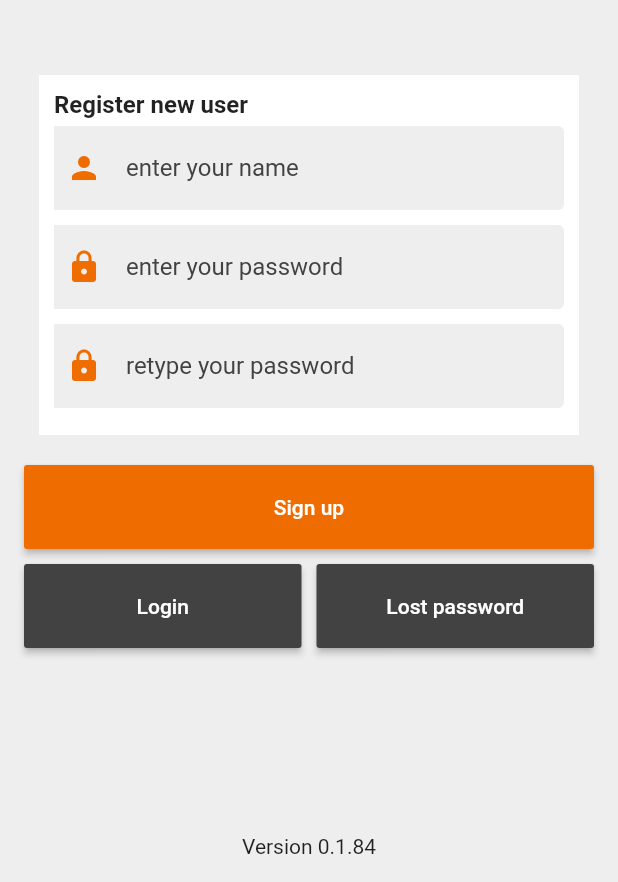
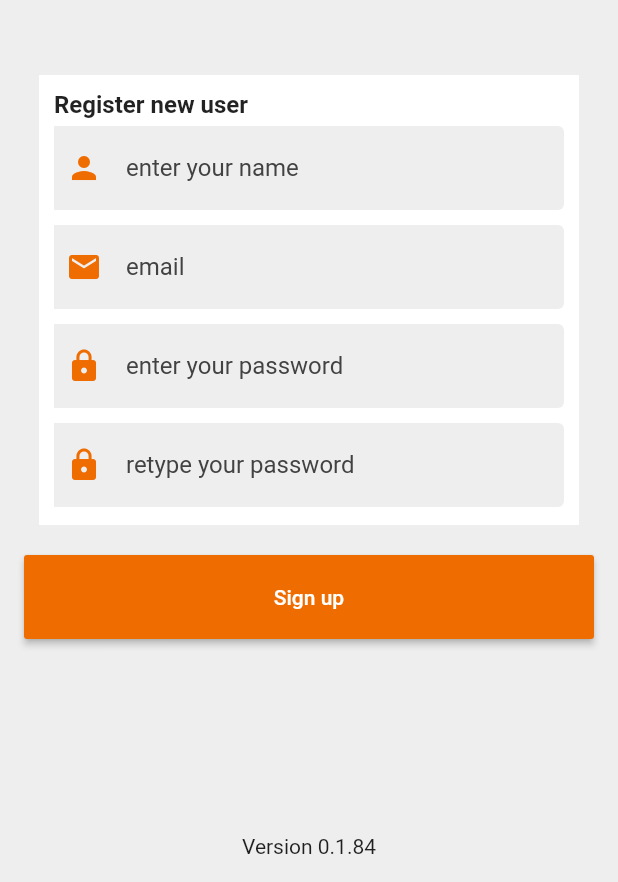
Before and after one commit to kadamowi/lunch_team, a Flutter app: the UserScreen screen opened directly, on a phone screen of 412 x 824 dp, the part 354-1236 px from its top. Run offline on Flutter 3.47's test engine with Material 2 defaults, Android fonts, the phone set to English and light mode, and no system bars; our stand-ins replace badges, cached_network_image, datetime_picker_formfield, device_info, firebase_messaging, image_picker and 2 more; accounts and stored records are empty; network calls fail.

Commit message:
Dodanie email do rejestracji

```diff
--- a/lib/data/LoginApi.dart
+++ b/lib/data/LoginApi.dart
@@ -104,26 +104,29 @@ Future<String> registerUser(LoginUser loginUser) async {
       request: 'user.register',
       arguments: RegisterUser(
         username: loginUser.username,
-        password: loginUser.password
+        password: loginUser.password,
+        email: loginUser.email,
       )
   ));
   // make POST request
-  print('createAccountReq:'+reqJson);
+  //print('createAccountReq:'+reqJson);
   Response response = await post(urlApi, headers: headers, body: reqJson);
 
   if (response.statusCode == 200) {
     var result = jsonDecode(response.body);
     var responseTag = result['response'];
     if (responseTag != null) {
-      print('createAccountResp:'+responseTag.toString());
+      //print('createAccountResp:'+responseTag.toString());
       bool registerUser = responseTag['registerUser'];
       if (!registerUser) {
         return 'Register impossible:' + responseTag.toString();
       }
     } else
       return 'No response: ' + result.toString();
-  } else
+  } else {
+    //print('createAccountResp:'+response.body.toString());
     return 'Technical error: ' + response.statusCode.toString();
+  }
 
   return null;
 }
--- a/lib/request/LoginRequest.dart
+++ b/lib/request/LoginRequest.dart
@@ -1,14 +1,16 @@
 class LoginUser {
   String username;
   String password;
+  String email;
   String hardwareKey;
 
-  LoginUser({this.username, this.password, this.hardwareKey});
+  LoginUser({this.username, this.password, this.email, this.hardwareKey});
 
   toJson() {
     return {
       'username': username,
       'password': password,
+      'email': email,
       'hardwareKey': hardwareKey
     };
   }
@@ -59,13 +61,15 @@ class SessionValidateRequest {
 class RegisterUser {
   String username;
   String password;
+  String email;
 
-  RegisterUser({this.username, this.password});
+  RegisterUser({this.username, this.password, this.email});
 
   toJson() {
     return {
       'username': username,
       'password': password,
+      'email': email,
     };
   }
 }
--- a/lib/screens/UserScreen.dart
+++ b/lib/screens/UserScreen.dart
@@ -2,7 +2,6 @@ import 'package:flutter/material.dart';
 import 'package:lunch_team/model/User.dart';
 import 'package:lunch_team/request/LoginRequest.dart';
 import 'package:lunch_team/data/LoginApi.dart';
-import 'package:lunch_team/screens/LoginScreen.dart';
 import 'package:lunch_team/widgets/LunchTeamWidget.dart';
 
 class UserScreen extends StatefulWidget {
@@ -42,7 +41,7 @@ class _UserScreenState extends State<UserScreen> {
                   autovalidate: false,
                   child: Column(children: <Widget>[
                     Container(
-                      height: 240,
+                      height: 300,
                         color: Colors.white,
                         margin: EdgeInsets.all(10),
                         padding: EdgeInsets.all(10),
@@ -84,7 +83,35 @@ class _UserScreenState extends State<UserScreen> {
                                   return "username is empty";
                                 return null;
                               },
-                              onSaved: (value) => loginUser.username = value,
+                              onSaved: (value) => loginUser.username = value.trim(),
+                            ),
+                            SizedBox(height: 10.0),
+                            TextFormField(
+                              decoration: InputDecoration(
+                                contentPadding: const EdgeInsets.all(16.0),
+                                prefixIcon: Container(
+                                    padding: const EdgeInsets.only(
+                                        top: 16.0, bottom: 16.0),
+                                    margin: const EdgeInsets.only(right: 8.0),
+                                    decoration:
+                                    BoxDecoration(color: Colors.grey[200]),
+                                    child: Icon(
+                                      Icons.email,
+                                      color: Colors.orange[800],
+                                    )),
+                                hintText: "email",
+                                hintStyle: TextStyle(color: Colors.grey[800]),
+                                border: OutlineInputBorder(
+                                    borderSide: BorderSide.none),
+                                filled: true,
+                                fillColor: Colors.grey[200],
+                              ),
+                              validator: (value) {
+                                if (value.length == 0)
+                                  return "email is empty";
+                                return null;
+                              },
+                              onSaved: (value) => loginUser.email = value.trim(),
                             ),
                             SizedBox(height: 10.0),
                             TextFormField(
@@ -112,7 +139,7 @@ class _UserScreenState extends State<UserScreen> {
                                   return "passwords is empty";
                                 return null;
                               },
-                              onSaved: (value) => loginUser.password = value,
+                              onSaved: (value) => loginUser.password = value.trim(),
                               obscureText: true,
                             ),
                             SizedBox(height: 10.0),
@@ -141,7 +168,7 @@ class _UserScreenState extends State<UserScreen> {
                                   return "passwords is empty";
                                 return null;
                               },
-                              onSaved: (value) => secondPassword = value,
+                              onSaved: (value) => secondPassword = value.trim(),
                               obscureText: true,
                             ),
                           ],
@@ -174,6 +201,7 @@ class _UserScreenState extends State<UserScreen> {
                       ),
                     ),
                     SizedBox(height: 10,),
+                    /*
                     Row(
                       children: <Widget>[
                         Expanded(
@@ -208,6 +236,7 @@ class _UserScreenState extends State<UserScreen> {
                         ),
                       ],
                     ),
+                     */
                   ])),
               Spacer(),
               MessageError(message: message),
```
